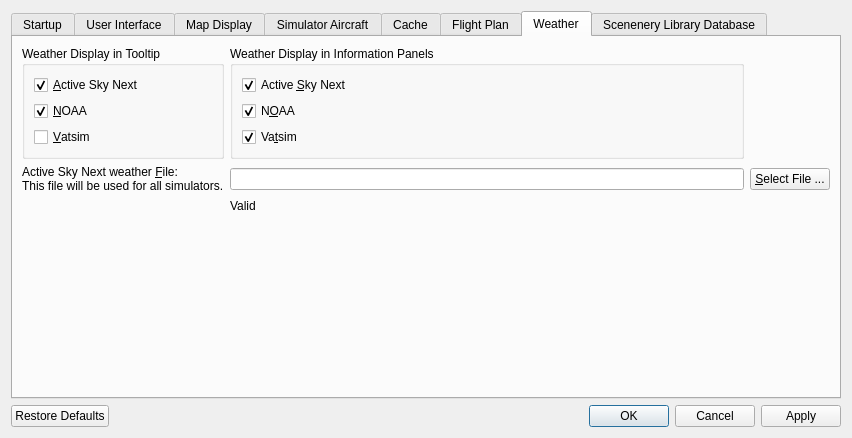
albar965/littlenavmap, file src/options/options.ui: the form before one commit.
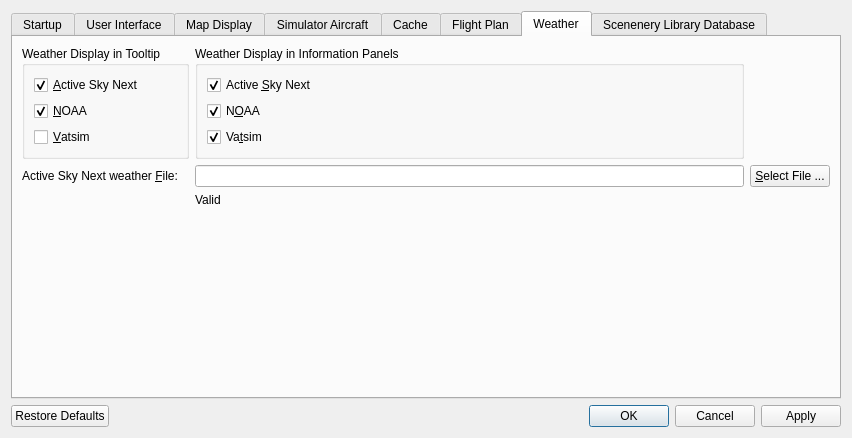
The form after the commit. The open tabs and pages were chosen to show the change.

Commit message: Fixed error in ASN weather handling and options dialog update.

```diff
--- a/src/options/options.ui
+++ b/src/options/options.ui
@@ -838,8 +838,7 @@
        <item row="2" column="0">
         <widget class="QLabel" name="labelOptionsWeatherAsnPath">
          <property name="text">
-          <string>Active Sky Next weather &amp;File:
-This file will be used for all simulators.</string>
+          <string>Active Sky Next weather &amp;File:</string>
          </property>
          <property name="buddy">
           <cstring>lineEditOptionsWeatherAsnPath</cstring>
```
Left out of the diff: 7 changed lines with no effect on the pictures. The commit also changes 2 other files.
